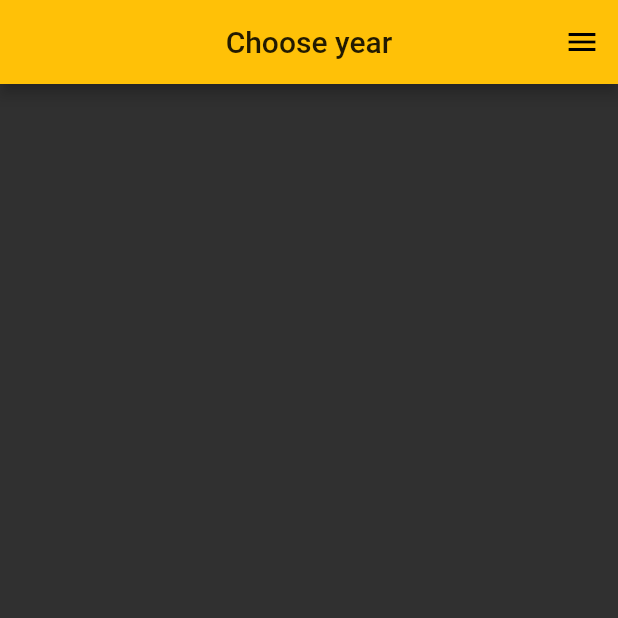
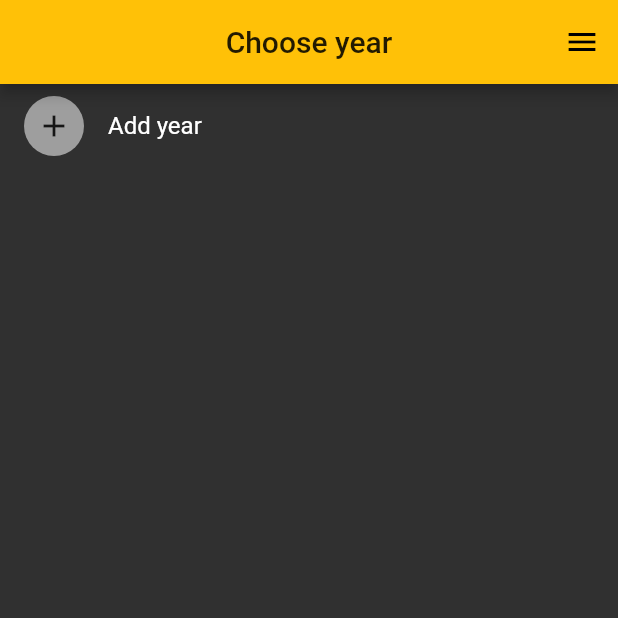
Before and after one commit to Aman-Malhotra/AttendenceApp, a Flutter app: the screen it shows after launch, on a phone screen of 412 x 824 dp, the top half of it. Run offline on Flutter 3.47's test engine with Material 2 defaults, Android fonts, the phone set to English and light mode, and no system bars; our stand-ins replace sqflite; accounts and stored records are empty.

Commit message:
Database file changes

```diff
--- a/lib/Database/database.dart
+++ b/lib/Database/database.dart
@@ -6,6 +6,8 @@ import 'package:path_provider/path_provider.dart';
 
 class DatabaseClient {
   Database _db;
+  List yearsList = [];
+  List classTempList = [];
 
   Future create() async {
     Directory path = await getApplicationDocumentsDirectory();
@@ -13,9 +15,44 @@ class DatabaseClient {
     _db = await openDatabase(dbpath, version: 1, onCreate: this._create);
   }
 
+  Future deleteDb() async {
+    Directory path = await getApplicationDocumentsDirectory();
+    String dbpath = join(path.path, "database.db");
+    await deleteDatabase(dbpath).whenComplete(() {
+      print("Database deleted");
+    });
+  }
+
   Future _create(Database db, int version) async {
     await db.execute("""
-    CREATE TABLE YearsTable(year NUMBER)
+    CREATE TABLE YearsTable(year TEXT)
     """);
   }
+
+  Future addYears(String yearText) async {
+    _db.rawInsert("INSERT INTO YearsTable(year) VALUES(?)", [
+      yearText,
+    ]);
+    await _db.execute("""
+    CREATE TABLE $yearText(classes TEXT)
+    """);
+    return 0;
+  }
+
+  Future getYears() async {
+    // working
+    _db.rawQuery("SELECT * FROM YearsTable").then((List l) {
+      yearsList = [];
+      for (Map m in l) {
+        yearsList.add(m.values.elementAt(0));
+//        print("List in dbClass = "+m.values.elementAt(0).toString());
+      }
+      return 0;
+    });
+  }
+
+  Future removeYear(String yearText) async {
+    _db.rawQuery("DROP TABLE $yearText");
+    _db.rawDelete("DELETE FROM YearsTable WHERE year = ?",[yearText]);
+  }
 }
--- a/lib/main.dart
+++ b/lib/main.dart
@@ -1,3 +1,4 @@
+import 'package:attendence_app/Database/database.dart';
 import 'package:flutter/material.dart';
 import 'mainClass.dart';
 
@@ -9,6 +10,10 @@ class MyApp extends StatefulWidget {
 }
 
 class _MyAppState extends State<MyApp> {
+  @override
+  void initState(){
+    super.initState();
+  }
   @override
   Widget build(BuildContext context) {
     return MaterialApp(
--- a/lib/mainClass.dart
+++ b/lib/mainClass.dart
@@ -1,12 +1,16 @@
 import 'package:flutter/material.dart';
 import 'yearsPage.dart';
-
+import 'package:attendence_app/Database/database.dart';
 class MainClass extends StatefulWidget {
   @override
   _MainClassState createState() => _MainClassState();
 }
 
 class _MainClassState extends State<MainClass> {
+  @override
+  void initState(){
+    super.initState();
+  }
   @override
   Widget build(BuildContext context) {
     return Scaffold(
@@ -19,5 +23,6 @@ class _MainClassState extends State<MainClass> {
       ),
       body: YearsPage(),
     );
+
   }
 }
--- a/lib/yearsPage.dart
+++ b/lib/yearsPage.dart
@@ -1,4 +1,5 @@
 import 'package:flutter/material.dart';
+import 'package:attendence_app/Database/database.dart';
 
 class YearsPage extends StatefulWidget {
   @override
@@ -6,10 +7,93 @@ class YearsPage extends StatefulWidget {
 }
 
 class _YearsPageState extends State<YearsPage> {
+  DatabaseClient db;
+
+//  List yearsList = [];
+
+  @override
+  void initState() {
+    super.initState();
+    db = new DatabaseClient();
+    db.create().then((dynamic) {
+      updateYears();
+    });
+  }
+
+  updateYears() {
+    db.getYears().whenComplete(() {
+      setState(() {});
+    });
+  }
+
+  addYear(String text) {
+    db.addYears(text).whenComplete(() {
+      updateYears();
+    });
+  }
+
+  var count = 0;
+
   @override
   Widget build(BuildContext context) {
-    return Container(
-
-    );
+    print("YearsPage Updated " + count.toString() + " times");
+    count++;
+    print("List = " + db.yearsList.toString());
+    var th = Theme.of(context);
+    return ListView.builder(
+        itemCount: db.yearsList.length + 1,
+        // i am adding a top tile to add new year
+        itemBuilder: (BuildContext context, int index) {
+          if (index == 0) {
+            return ListTile(
+                leading: CircleAvatar(child: Icon(Icons.add)),
+                title: Text("Add year"),
+                onTap: () {
+                  addYear("SecondYear");
+//                db.deleteDb();
+                });
+          }
+          return AnimatedContainer(
+            padding: EdgeInsets.only(top: 5.0, bottom: 5.0),
+            duration: Duration(seconds: 1),
+            child: ListTile(
+              leading: new CircleAvatar(
+                child: Text(
+                  (index).toString(),
+                  textAlign: TextAlign.center,
+                  overflow: TextOverflow.fade,
+                  textDirection: TextDirection.ltr,
+                  textScaleFactor: 1.5,
+                  style: TextStyle(
+                    color: (th.brightness == Brightness.dark)
+                        ? Colors.white
+                        : Colors.black,
+                  ),
+                ),
+                backgroundColor: Colors.transparent,
+//                backgroundColor: th.primaryColor.withOpacity(0.5),
+              ),
+              title: Text(db.yearsList[index - 1]),
+              trailing: Row(
+                crossAxisAlignment: CrossAxisAlignment.end,
+                mainAxisAlignment: MainAxisAlignment.end,
+                children: <Widget>[
+                  IconButton(
+                      icon: Icon(Icons.mode_edit),
+                      onPressed: () {
+//                        db.
+//                        updateYears();
+                      }),
+                  IconButton(
+                      icon: Icon(Icons.delete),
+                      onPressed: () {
+                        db.removeYear(db.yearsList[index - 1]);
+                        updateYears();
+                      }),
+                ],
+              ),
+            ),
+          );
+        });
   }
 }
```
